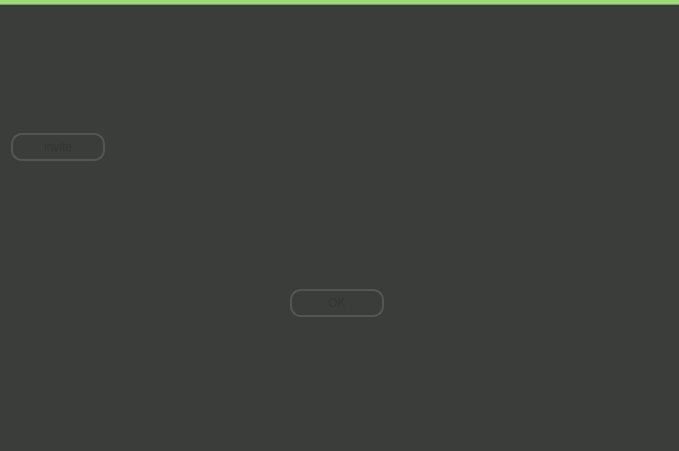
First picture: the form in src/client/gui/livejamming/app/roomdialog.ui, repository sush/Live-Jamming, before the edit.
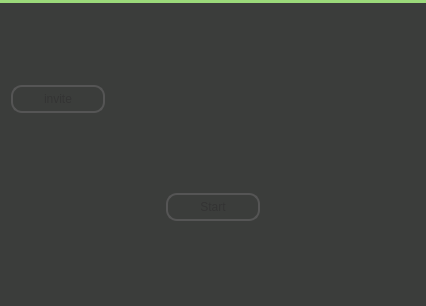
Second picture: the form after the edit. Icons and pictures are not drawn. Custom widgets are drawn as their Qt base class.

Commit message: suppresion du bug de double insertion de phrase dans le convset ajout d'icones de start/stop pour les rooms dans les resources ajout du bouton start/stop, avec icones et callback ajout du addEvent sur le convset

Patch:
```diff
--- a/src/client/gui/livejamming/app/roomdialog.ui
+++ b/src/client/gui/livejamming/app/roomdialog.ui
@@ -6,8 +6,8 @@
    <rect>
     <x>0</x>
     <y>0</y>
-    <width>679</width>
-    <height>451</height>
+    <width>426</width>
+    <height>306</height>
    </rect>
   </property>
   <property name="windowTitle">
@@ -67,19 +67,39 @@
      </item>
     </layout>
    </item>
-   <item row="1" column="0">
-    <widget class="QDialogButtonBox" name="buttonBox">
-     <property name="standardButtons">
-      <set>QDialogButtonBox::Ok</set>
-     </property>
-     <property name="centerButtons">
-      <bool>true</bool>
-     </property>
-    </widget>
-   </item>
    <item row="0" column="1">
     <widget class="ConversationSet" name="convSet" native="true"/>
    </item>
+   <item row="1" column="0" colspan="2">
+    <layout class="QHBoxLayout" name="horizontalLayout">
+     <property name="sizeConstraint">
+      <enum>QLayout::SetFixedSize</enum>
+     </property>
+     <item>
+      <widget class="QPushButton" name="startButton">
+       <property name="sizePolicy">
+        <sizepolicy hsizetype="Fixed" vsizetype="Fixed">
+         <horstretch>0</horstretch>
+         <verstretch>0</verstretch>
+        </sizepolicy>
+       </property>
+       <property name="text">
+        <string>Start</string>
+       </property>
+       <property name="icon">
+        <iconset resource="app.qrc">
+         <normaloff>:/images/player_play-30x30.png</normaloff>:/images/player_play-30x30.png</iconset>
+       </property>
+       <property name="iconSize">
+        <size>
+         <width>30</width>
+         <height>30</height>
+        </size>
+       </property>
+      </widget>
+     </item>
+    </layout>
+   </item>
   </layout>
  </widget>
  <customwidgets>
```
Left out of the diff: 4 changed lines with no effect on the pictures. The commit also changes 9 other files.
